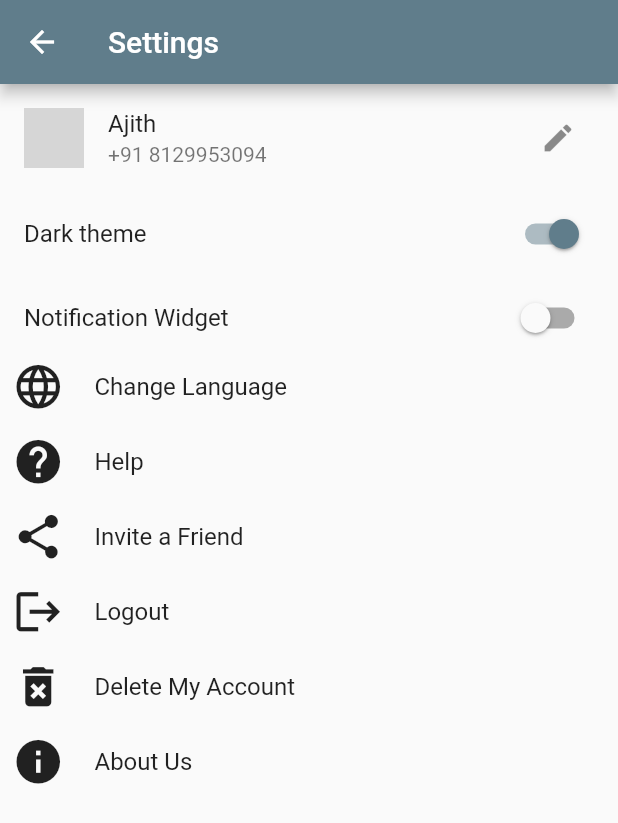
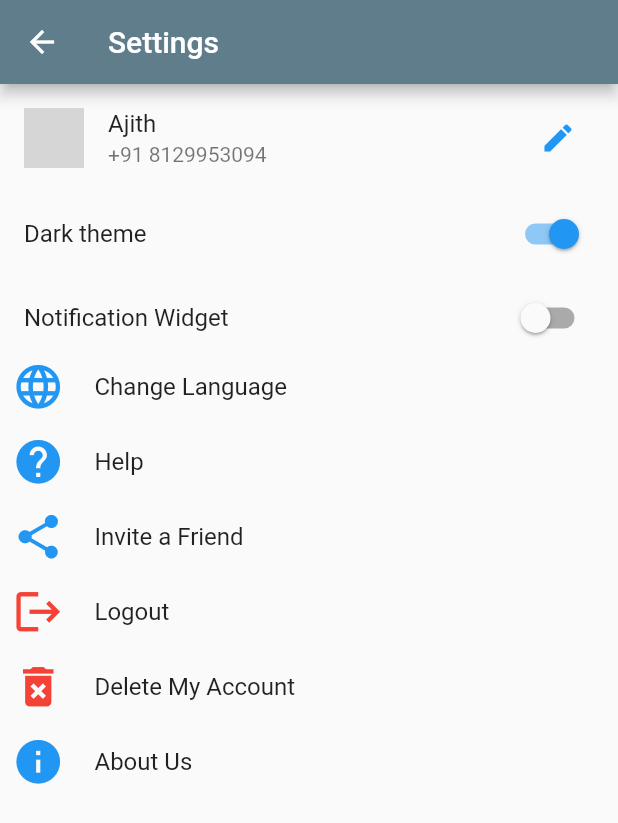
Before and after one commit to ajithmannarakkal/outcome, a Flutter app: the Settings screen opened by its route, after a tap on "Dark theme", on a phone screen of 412 x 824 dp. Shown: the top 823 px of the screen. Run offline on Flutter 3.47's test engine with Material 2 defaults, Android fonts, the phone set to English and light mode, and no system bars; network calls fail; grey boxes are pictures that could not be loaded.

Commit message:
profile view is added and some colors are updated

```diff
--- a/outcome/lib/homepage.dart
+++ b/outcome/lib/homepage.dart
@@ -1,4 +1,5 @@
 import 'package:flutter/material.dart';
+import 'package:outcome/profile.dart';
 import 'package:outcome/settings.dart';
 import 'package:outcome/transactions.dart';
 
@@ -16,7 +17,7 @@ class HomePage extends StatelessWidget {
           leading: IconButton(
             onPressed: () {
               Navigator.of(context).push(MaterialPageRoute(builder: (ctx) {
-                return Settings();
+                return ProfileView();
               }
               ));
             },
--- a/outcome/lib/main.dart
+++ b/outcome/lib/main.dart
@@ -3,6 +3,7 @@
 import 'package:flutter/material.dart';
 import 'package:outcome/entry.dart';
 import 'package:outcome/outentry.dart';
+import 'package:outcome/profile.dart';
 import 'package:outcome/settings.dart';
 
 import 'homepage.dart';
@@ -24,6 +25,9 @@ class MyApp extends StatelessWidget {
         'sett': (ctx) {
           return Settings();
         },
+        'profile':(ctx) {
+          return ProfileView();
+        },
         'entry': (ctx) {
           return EntryIn();
         },
--- a/outcome/lib/settings.dart
+++ b/outcome/lib/settings.dart
@@ -25,15 +25,15 @@ class _SettingsState extends State<Settings> {
               'https://i.insider.com/61a10537ee9795001883f280?width=1136&format=jpeg'),),
           title: Text('Ajith'),
           subtitle: Text('+91 8129953094'),
-          trailing: IconButton(onPressed: (){}, icon: Icon(Icons.edit)),
+          trailing: IconButton(onPressed: (){}, icon: Icon(Icons.edit,color: Colors.blue,)),
         ),
 
-        SwitchListTile(title: Text("Dark theme"),value: _theme, onChanged: (bool value){
+        SwitchListTile(activeColor: Colors.blue,title: Text("Dark theme"),value: _theme, onChanged: (bool value){
           setState(() {
             _theme=value;
 
           });
-        }),SwitchListTile(
+        }),SwitchListTile(activeColor: Colors.blue,
         title: Text("Notification Widget"),value: _notify, onChanged: (bool value)
     {
       setState(() {
@@ -41,18 +41,18 @@ _notify=value;
       });
     }
         ),
-        WidgetOne(icons: Icons.language,title: 'Change Language',onTap: (){},),
+        WidgetOne(color: Colors.blue,icons: Icons.language,title: 'Change Language',onTap: (){},),
         SizedBox(height: 15,),
-        WidgetOne(icons: Icons.help,title: 'Help',onTap: (){},),
+        WidgetOne(color: Colors.blue,icons: Icons.help,title: 'Help',onTap: (){},),
         SizedBox(height: 15,),
-        WidgetOne(icons: Icons.share,title: 'Invite a Friend',onTap: (){},),
+        WidgetOne(color: Colors.blue,icons: Icons.share,title: 'Invite a Friend',onTap: (){},),
         SizedBox(height: 15,),
-        WidgetOne(icons: Icons.logout,title: 'Logout',onTap: (){},),
+        WidgetOne(color: Colors.red,icons: Icons.logout,title: 'Logout',onTap: (){},),
         SizedBox(height: 15,),
-        WidgetOne(icons: Icons.delete_forever,title: 'Delete My Account',onTap: (){},),
+        WidgetOne(color: Colors.red,icons: Icons.delete_forever,title: 'Delete My Account',onTap: (){},),
 
         SizedBox(height: 15,),
-        WidgetOne(icons: Icons.info,title: 'About Us',onTap: (){},),
+        WidgetOne(color: Colors.blue,icons: Icons.info,title: 'About Us',onTap: (){},),
 
 
       ],)
--- a/outcome/lib/widgets.dart
+++ b/outcome/lib/widgets.dart
@@ -3,8 +3,9 @@ import 'package:flutter/material.dart';
 class WidgetOne extends StatelessWidget {
   final IconData icons;
   final String title;
+  final Color ? color;
   final VoidCallback  onTap;
-  const WidgetOne({Key? key,required this.icons,required this.title,required this.onTap}) : super(key: key);
+  const WidgetOne({Key? key,required this.icons,required this.title,required this.onTap, this.color}) : super(key: key);
 
   @override
   Widget build(BuildContext context) {
@@ -12,7 +13,7 @@ class WidgetOne extends StatelessWidget {
       onTap: onTap,child: Row(children: [Row(
       children: [
         SizedBox(width: 8,),
-        Icon(icons,size: 35,),
+        Icon(icons,size: 35,color: color,),
         SizedBox(width: 20,),
         Text(title,style: TextStyle(fontSize: 16),)
       ],
```
Also changed, not shown: outcome/lib/profile.dart (added, +26 -0 lines).
